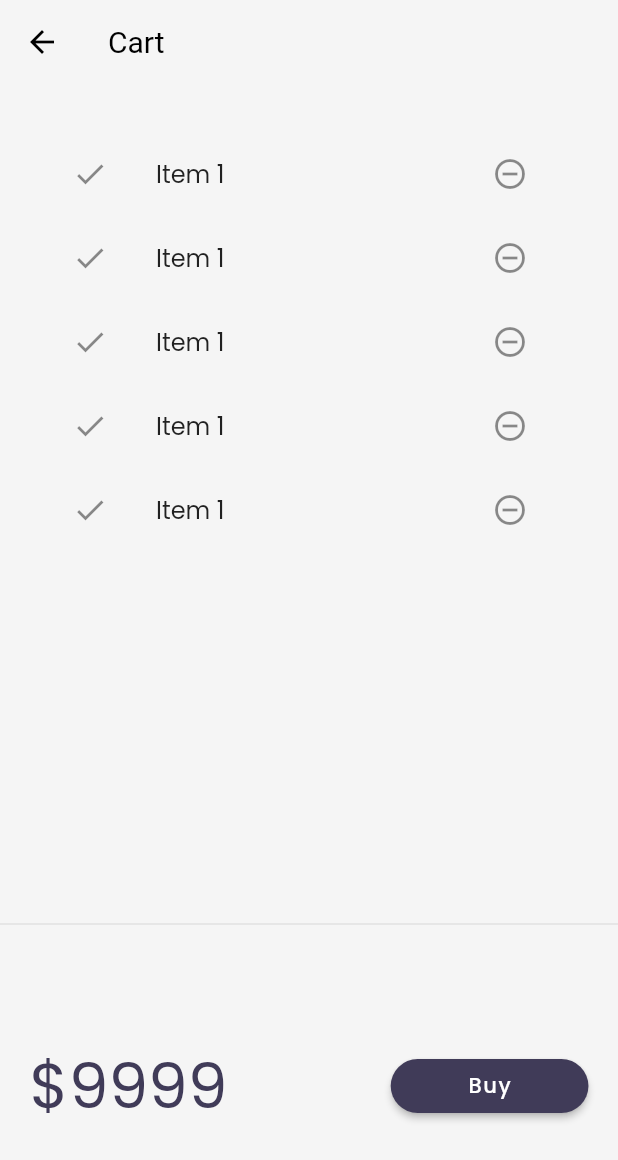
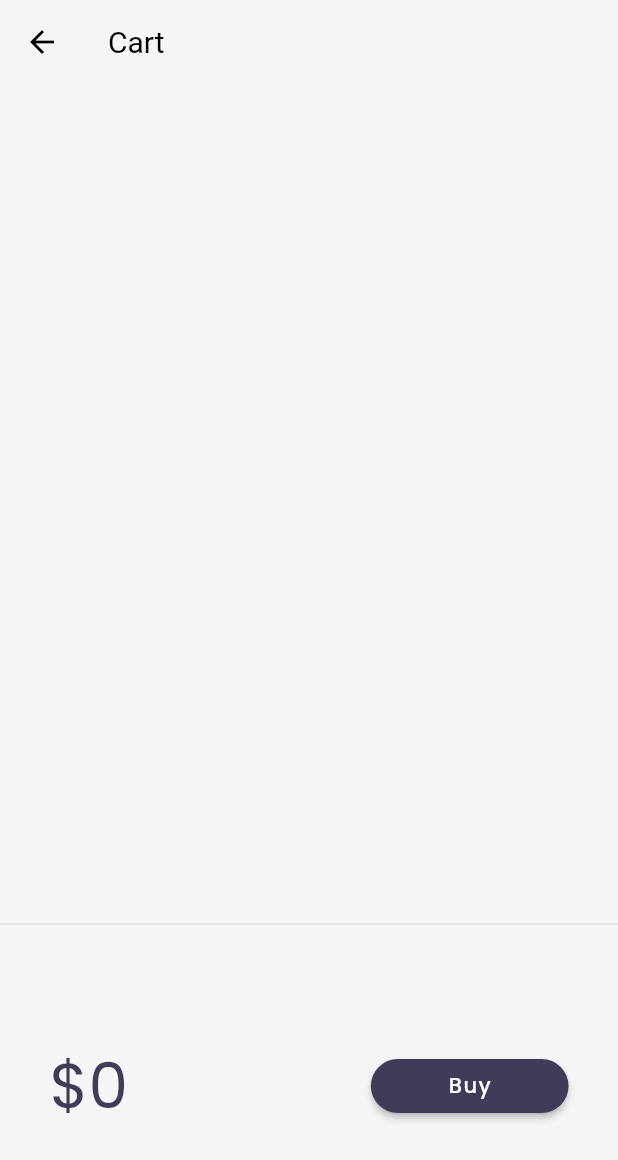
Before and after one commit to anshuman008/30DaysFlutter, a Flutter app: the CartPage screen opened by its route, on a phone screen of 412 x 824 dp. Shown: the top 1160 px of the screen. Run offline on Flutter 3.47's test engine with Material 2 defaults, Android fonts, the phone set to English and light mode, and no system bars; our stand-ins replace google_fonts, velocity_x; network calls fail.

Commit message:
day 24 completed

```diff
--- a/lib/models/cart.dart
+++ b/lib/models/cart.dart
@@ -1,6 +1,11 @@
 import 'package:catalog_app/models/catalog.dart';
 
-class CartModel{
+class CartModel {
+  static final cartModel = CartModel._internal();
+
+  CartModel._internal();
+
+  factory CartModel() => cartModel;
 
 // catalog field
   late CatalogModel _catalog;
@@ -11,8 +16,7 @@ final List<int> _itemIds = [];
 // get catalog
   CatalogModel get catalog => _catalog;
 
-
- set catalog(CatalogModel newCatalog){
+  set catalog(CatalogModel newCatalog) {
     assert(newCatalog != null);
     _catalog = newCatalog;
   }
@@ -21,20 +25,20 @@ final List<int> _itemIds = [];
 
   List<Item> get items => _itemIds.map((id) => _catalog.getById(id)).toList();
 
-
   // get total price
 
-  num get totalPrice => items.fold(0, (total, current) => total + current.price);
+  num get totalPrice =>
+      items.fold(0, (total, current) => total + current.price);
 
   // add item
 
-  void add(Item item){
+  void add(Item item) {
     _itemIds.add(item.id);
   }
 
   // remove item
 
-  void remove(Item item){
+  void remove(Item item) {
     _itemIds.remove(item.id);
   }
 }
--- a/lib/models/catalog.dart
+++ b/lib/models/catalog.dart
@@ -1,4 +1,11 @@
 class CatalogModel {
+
+    static final catModel = CatalogModel._internal();
+
+  CatalogModel._internal();
+
+  factory CatalogModel() => catModel;
+
   static List<Item> items = [];
 
 // get item by id
--- a/lib/pages/cart_page.dart
+++ b/lib/pages/cart_page.dart
@@ -1,7 +1,7 @@
 import 'package:catalog_app/widgets/theme.dart';
 import 'package:flutter/material.dart';
 import 'package:velocity_x/velocity_x.dart';
-
+import 'package:catalog_app/models/cart.dart';
 class CartPage extends StatelessWidget {
   @override
   Widget build(BuildContext context) {
@@ -21,14 +21,16 @@ class CartPage extends StatelessWidget {
 }
 
 class _CartTotal extends StatelessWidget {
+
   @override
   Widget build(BuildContext context) {
+    final _cart = CartModel();
     return SizedBox(
       height: 200,
       child: Row(
         mainAxisAlignment: MainAxisAlignment.spaceAround,
         children: [
-          "\$9999".text.xl5.color(context.theme.hoverColor).make(),
+          "\$${_cart.totalPrice}".text.xl5.color(context.theme.hoverColor).make(),
           30.widthBox,
           ElevatedButton(
                   onPressed: () {
@@ -53,17 +55,21 @@ class _CartList extends StatefulWidget {
 }
 
 class __CartListState extends State<_CartList> {
+
+ final _cart = CartModel();
+
   @override
   Widget build(BuildContext context) {
     return ListView.builder(
-      itemCount: 5,
+    // we ca use ? here because we are sure that the cart is not null
+      itemCount: _cart.items.length,
       itemBuilder: (context, index) => ListTile(
         leading: Icon(Icons.done),
         trailing: IconButton(
           onPressed: () {},
           icon: Icon(Icons.remove_circle_outline),
         ),
-        title: "Item 1".text.make(),
+        title: _cart.items[index].name.text.make(),
       ),
     );
   }
```
Also changed, not shown: lib/widgets/home_widgets/catalog_list.dart (+42 -9 lines). Lines whose indentation alone changed are shown as unchanged.
